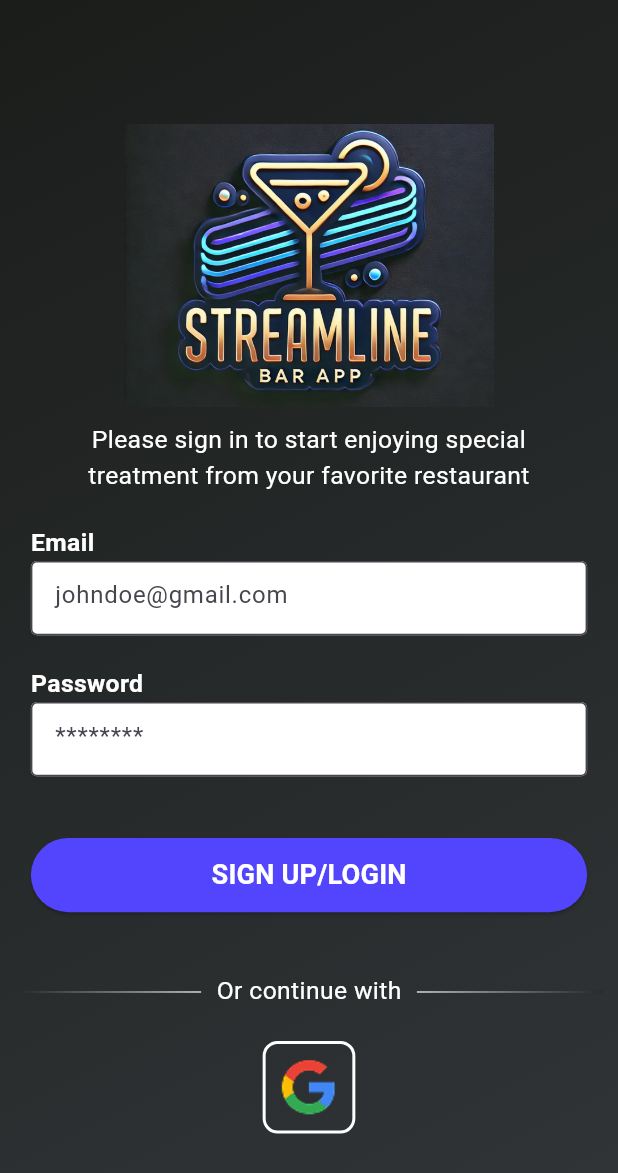
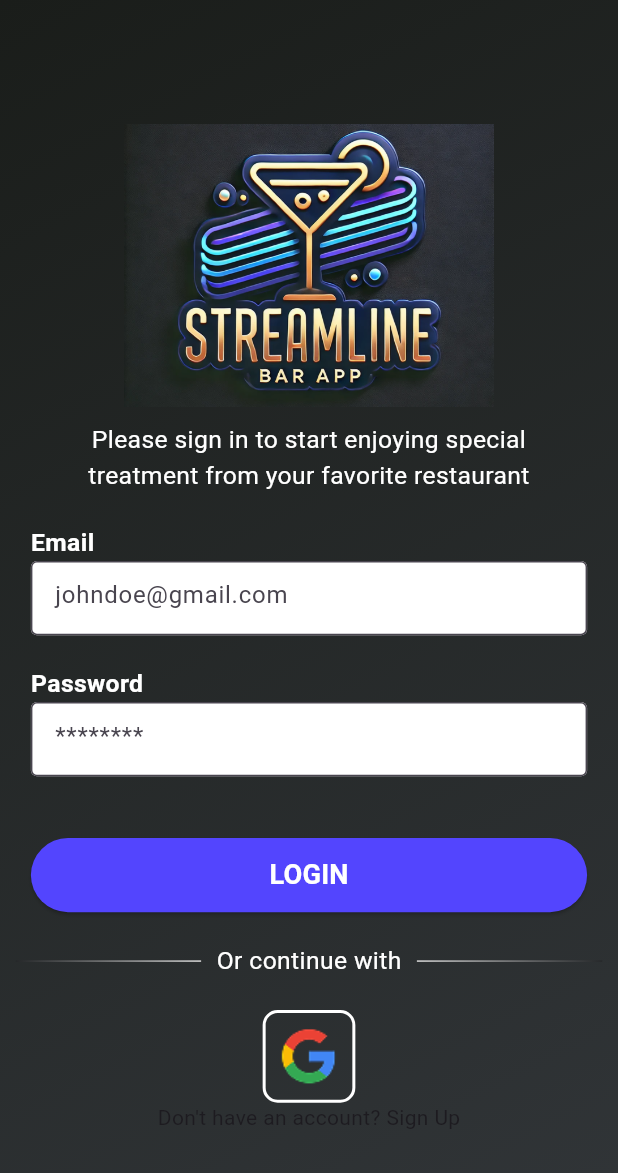
Before and after one commit to uiowaSEP2025/sep2025-project-team_001, a Flutter app: the AuthenticationPage screen opened directly, on a phone screen of 412 x 824 dp. Shown: the top 1173 px of the screen. Run offline on Flutter 3.47's test engine with Material 3 defaults, Android fonts, the phone set to English and light mode, and no system bars; our stand-ins replace dio, google_fonts; network calls fail.

Commit message:
added functions for endpoint and also changed mobile app flow for sign up and login and created new page for creating an account

```diff
--- a/mobile_app/lib/authentication/authentication_screen.dart
+++ b/mobile_app/lib/authentication/authentication_screen.dart
@@ -127,14 +127,14 @@ class _AuthenticationPageState extends State<AuthenticationPage> {
                       ? CircularProgressIndicator(color: Colors.white)
                       : Center(
                           child: Text(
-                            "SIGN UP/LOGIN",
+                            "LOGIN",
                             style: AppTextStyles.buttonText(
                                 screenHeight, AppColors.whiteText),
                           ),
                         )),
             ),
             SizedBox(
-              height: verticalSpacing * 2,
+              height: verticalSpacing,
             ),
             Row(
               mainAxisAlignment: MainAxisAlignment.center,
@@ -228,6 +228,7 @@ class _AuthenticationPageState extends State<AuthenticationPage> {
                         ),
                         borderRadius: BorderRadius.circular(10)),
                     child: Image.asset("assets/logos/GoogleLogo.png")),
+                Text("Don't have an account? Sign Up"),
           ]),
         ),
       ),
```
Also changed, not shown: mobile_app/lib/authentication/create_account.dart (added, +15 -0 lines), 3 other files.
